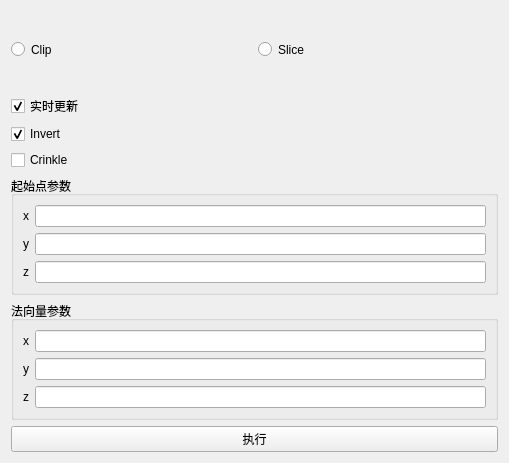
hu-shuhan/editOpeniGame, file Qt/Resources/UI/ModelClip.ui: the form before one commit.
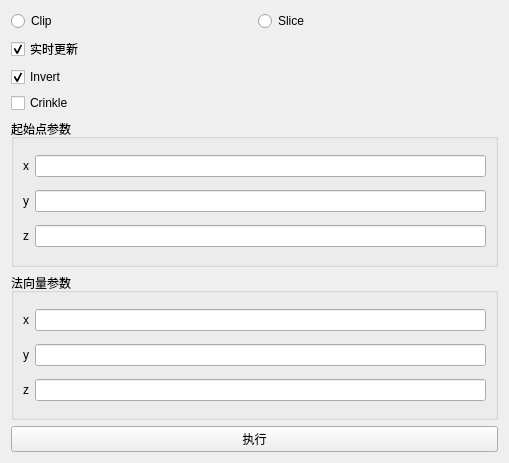
The form after the commit.

Commit message: update clip and slice example

Diff of the .ui file:
```diff
--- a/Qt/Resources/UI/ModelClip.ui
+++ b/Qt/Resources/UI/ModelClip.ui
@@ -17,7 +17,7 @@
    <item row="0" column="0">
     <layout class="QVBoxLayout" name="verticalLayout_3">
      <item>
-      <layout class="QVBoxLayout" name="verticalLayout_4" stretch="1,0">
+      <layout class="QVBoxLayout" name="verticalLayout_4" stretch="1,2">
        <property name="sizeConstraint">
         <enum>QLayout::SetDefaultConstraint</enum>
        </property>
@@ -29,7 +29,7 @@
          <item>
           <widget class="QRadioButton" name="radioButton_Clip">
            <property name="sizePolicy">
-            <sizepolicy hsizetype="Minimum" vsizetype="Minimum">
+            <sizepolicy hsizetype="Minimum" vsizetype="Fixed">
              <horstretch>0</horstretch>
              <verstretch>0</verstretch>
             </sizepolicy>
@@ -42,7 +42,7 @@
          <item>
           <widget class="QRadioButton" name="radioButton_Slice">
            <property name="sizePolicy">
-            <sizepolicy hsizetype="Minimum" vsizetype="Minimum">
+            <sizepolicy hsizetype="Minimum" vsizetype="Fixed">
              <horstretch>0</horstretch>
              <verstretch>0</verstretch>
             </sizepolicy>
```
The commit also changes 2 other files.
